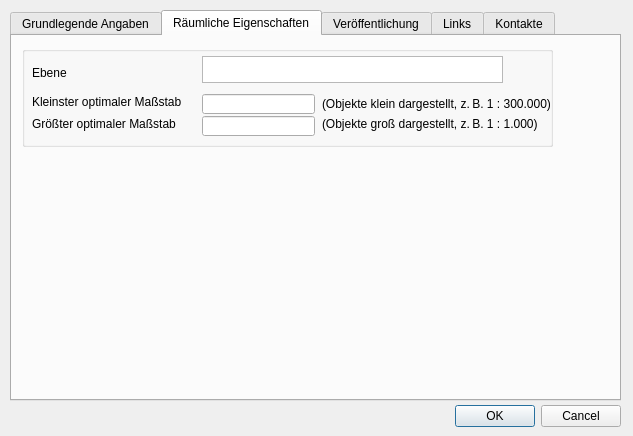
Before: the Qt Designer form pg_metadata/resources/ui/edit_metadata_dialog.ui in effjot/qgis-pgmetadata-plugin, drawn with Qt 5.
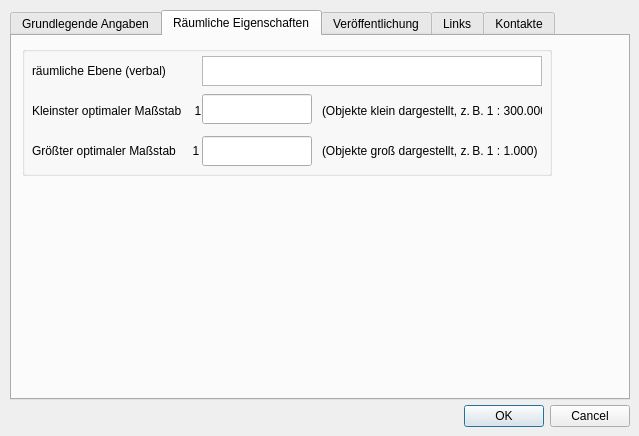
After: the same form once the commit is applied. The open tabs and pages were chosen to show the change. Custom widgets are drawn as their Qt base class.

Commit message: WIP Edit dialog: fill comboboxes (no write yet)

```diff
--- a/pg_metadata/resources/ui/edit_metadata_dialog.ui
+++ b/pg_metadata/resources/ui/edit_metadata_dialog.ui
@@ -6,7 +6,7 @@
    <rect>
     <x>0</x>
     <y>0</y>
-    <width>633</width>
+    <width>639</width>
     <height>436</height>
    </rect>
   </property>
@@ -16,9 +16,9 @@
   <widget class="QDialogButtonBox" name="buttonBox">
    <property name="geometry">
     <rect>
-     <x>450</x>
+     <x>460</x>
      <y>400</y>
-     <width>171</width>
+     <width>170</width>
      <height>32</height>
     </rect>
    </property>
@@ -34,8 +34,8 @@
     <rect>
      <x>10</x>
      <y>10</y>
-     <width>611</width>
-     <height>391</height>
+     <width>620</width>
+     <height>390</height>
     </rect>
    </property>
    <property name="currentIndex">
@@ -392,8 +392,8 @@
       <rect>
        <x>10</x>
        <y>10</y>
-       <width>531</width>
-       <height>101</height>
+       <width>530</width>
+       <height>130</height>
       </rect>
      </property>
      <property name="title">
@@ -406,9 +406,9 @@
       <property name="geometry">
        <rect>
         <x>180</x>
-        <y>70</y>
-        <width>113</width>
-        <height>20</height>
+        <y>90</y>
+        <width>110</width>
+        <height>30</height>
        </rect>
       </property>
      </widget>
@@ -416,9 +416,9 @@
       <property name="geometry">
        <rect>
         <x>10</x>
-        <y>70</y>
-        <width>161</width>
-        <height>16</height>
+        <y>90</y>
+        <width>170</width>
+        <height>30</height>
        </rect>
       </property>
       <property name="text">
@@ -429,9 +429,9 @@
       <property name="geometry">
        <rect>
         <x>10</x>
-        <y>48</y>
-        <width>161</width>
-        <height>16</height>
+        <y>50</y>
+        <width>170</width>
+        <height>30</height>
        </rect>
       </property>
       <property name="text">
@@ -443,8 +443,8 @@
        <rect>
         <x>180</x>
         <y>48</y>
-        <width>113</width>
-        <height>20</height>
+        <width>110</width>
+        <height>30</height>
        </rect>
       </property>
       <property name="inputMethodHints">
@@ -455,13 +455,13 @@
       <property name="geometry">
        <rect>
         <x>10</x>
-        <y>20</y>
-        <width>47</width>
-        <height>13</height>
+        <y>10</y>
+        <width>170</width>
+        <height>30</height>
        </rect>
       </property>
       <property name="text">
-       <string>Ebene</string>
+       <string>räumliche Ebene (verbal)</string>
       </property>
      </widget>
      <widget class="QPlainTextEdit" name="txt_spatial_level">
@@ -469,8 +469,8 @@
        <rect>
         <x>180</x>
         <y>10</y>
-        <width>301</width>
-        <height>27</height>
+        <width>340</width>
+        <height>30</height>
        </rect>
       </property>
       <property name="tabChangesFocus">
@@ -482,8 +482,8 @@
        <rect>
         <x>300</x>
         <y>50</y>
-        <width>231</width>
-        <height>16</height>
+        <width>220</width>
+        <height>30</height>
        </rect>
       </property>
       <property name="text">
@@ -494,9 +494,9 @@
       <property name="geometry">
        <rect>
         <x>300</x>
-        <y>70</y>
-        <width>231</width>
-        <height>16</height>
+        <y>90</y>
+        <width>220</width>
+        <height>30</height>
        </rect>
       </property>
       <property name="text">
```
Left out of the diff: 28 changed lines with no effect on the pictures. The commit also changes 1 other file.
